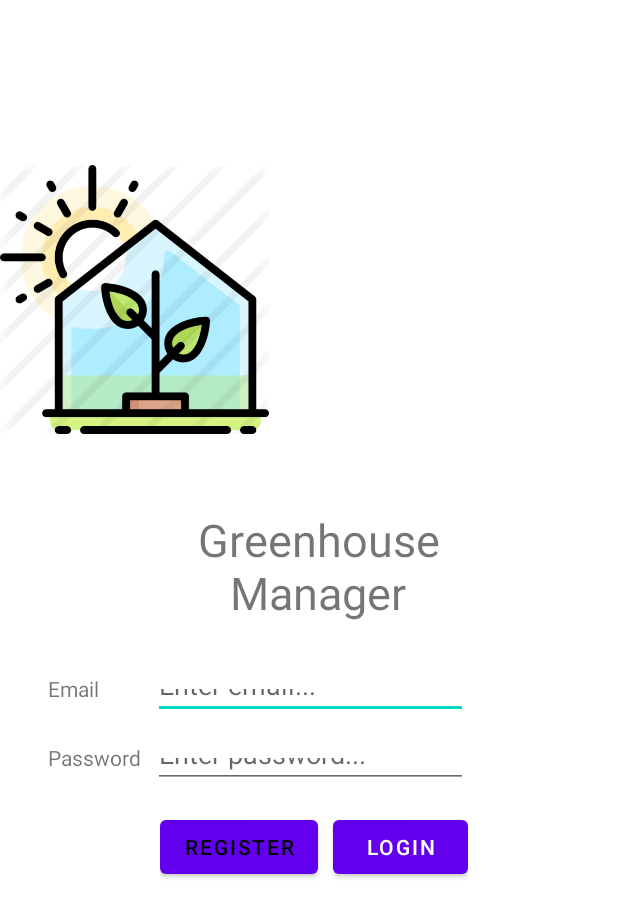
After one commit to hennyg2001/SEP4-Greenhouse, an Android app: the layout activity_registration.xml on its own in the app's theme, with its tools: preview values and no code run, on a phone screen of 412 x 824 dp. The commit adds this screen. Shown: the top 917 px of the screen. Run offline under Robolectric (Android 15) with nearby library versions, the phone set to English and light mode, and no system bars.

Commit message:
New Firebase Classes 4

```diff
--- a/app/src/main/java/com/example/sep4_greenhouseapp/MainActivity.java
+++ b/app/src/main/java/com/example/sep4_greenhouseapp/MainActivity.java
@@ -4,9 +4,6 @@ import androidx.appcompat.app.AppCompatActivity;
 
 import android.os.Bundle;
 import android.widget.TextView;
-
-import com.google.firebase.auth.FirebaseAuth;
-import com.google.firebase.auth.FirebaseUser;
 
 public class MainActivity extends AppCompatActivity {
 
@@ -15,7 +12,7 @@ public class MainActivity extends AppCompatActivity {
     @Override
     protected void onCreate(Bundle savedInstanceState) {
         super.onCreate(savedInstanceState);
-        setContentView(R.layout.login);
+        setContentView(R.layout.activity_login);
 
         // initialising all views through id defined above
         loginSuccess = findViewById(R.id.ls);
--- a/app/src/main/java/com/example/sep4_greenhouseapp/authentication/LoginActivity.java
+++ b/app/src/main/java/com/example/sep4_greenhouseapp/authentication/LoginActivity.java
@@ -28,7 +28,7 @@ public class LoginActivity extends AppCompatActivity {
     protected void onCreate(Bundle savedInstanceState)
     {
         super.onCreate(savedInstanceState);
-        setContentView(R.layout.login);
+        setContentView(R.layout.activity_login);
         // taking instance of FirebaseAuth
         mAuth = FirebaseAuth.getInstance();
 
--- a/app/src/main/java/com/example/sep4_greenhouseapp/authentication/RegistrationActivity.java
+++ b/app/src/main/java/com/example/sep4_greenhouseapp/authentication/RegistrationActivity.java
@@ -28,7 +28,7 @@ public class RegistrationActivity extends AppCompatActivity {
     protected void onCreate(Bundle savedInstanceState)
     {
         super.onCreate(savedInstanceState);
-        setContentView(R.layout.login);
+        setContentView(R.layout.activity_registration);
 
         // taking FirebaseAuth instance
         mAuth = FirebaseAuth.getInstance();
--- a/app/src/main/res/layout/login.xml
+++ b/app/src/main/res/layout/activity_login.xml
@@ -4,7 +4,7 @@
     xmlns:tools="http://schemas.android.com/tools"
     android:layout_width="match_parent"
     android:layout_height="match_parent"
-    tools:context=".MainActivity">
+    tools:context=".authentication.LoginActivity">
 
     <ImageView
         android:id="@+id/imageView"
@@ -13,6 +13,7 @@
         app:srcCompat="@drawable/clipart763142"
         tools:layout_editor_absoluteX="110dp"
         app:layout_constraintTop_toTopOf="parent"
+        app:layout_constraintStart_toStartOf="parent"
         android:layout_marginTop="60dp"/>
 
     <TextView
@@ -39,7 +40,7 @@
         <TextView
             android:layout_width="70dp"
             android:layout_height="match_parent"
-            android:text="Username"
+            android:text="Email"
             app:layout_constraintBottom_toBottomOf="parent"
             app:layout_constraintHorizontal_bias="0.155"
             app:layout_constraintLeft_toLeftOf="parent"
--- /dev/null
+++ b/app/src/main/res/layout/activity_registration.xml
@@ -0,0 +1,112 @@
+<?xml version="1.0" encoding="utf-8"?>
+<androidx.constraintlayout.widget.ConstraintLayout xmlns:android="http://schemas.android.com/apk/res/android"
+    xmlns:app="http://schemas.android.com/apk/res-auto"
+    xmlns:tools="http://schemas.android.com/tools"
+    android:layout_width="match_parent"
+    android:layout_height="match_parent"
+    tools:context=".authentication.RegistrationActivity">
+
+    <ImageView
+        android:id="@+id/imageView"
+        android:layout_width="179dp"
+        android:layout_height="279dp"
+        app:srcCompat="@drawable/clipart763142"
+        tools:layout_editor_absoluteX="110dp"
+        app:layout_constraintTop_toTopOf="parent"
+        app:layout_constraintStart_toStartOf="parent"
+        android:layout_marginTop="60dp"/>
+
+    <TextView
+        android:id="@+id/title"
+        android:layout_width="200dp"
+        android:layout_height="80dp"
+        android:text="Greenhouse Manager"
+        android:textAlignment="center"
+        android:textSize="30dp"
+        app:layout_constraintTop_toBottomOf="@id/imageView"
+        app:layout_constraintEnd_toEndOf="@id/emailLayout"/>
+
+    <LinearLayout
+        android:id="@+id/emailLayout"
+        android:layout_width="280dp"
+        android:layout_height="30dp"
+        android:layout_marginStart="32dp"
+        android:layout_marginBottom="16dp"
+        app:layout_constraintTop_toBottomOf="@id/title"
+        app:layout_constraintBottom_toTopOf="@id/passwordLayout"
+        app:layout_constraintStart_toStartOf="parent"
+        android:layout_marginTop="30dp">
+
+        <TextView
+            android:layout_width="70dp"
+            android:layout_height="match_parent"
+            android:text="Email"
+            app:layout_constraintBottom_toBottomOf="parent"
+            app:layout_constraintHorizontal_bias="0.155"
+            app:layout_constraintLeft_toLeftOf="parent"
+            app:layout_constraintRight_toRightOf="parent"
+            app:layout_constraintTop_toTopOf="parent"
+            app:layout_constraintVertical_bias="0.365" />
+
+        <EditText
+            android:id="@+id/email"
+            android:layout_width="210dp"
+            android:layout_height="wrap_content"
+            android:hint="Enter email..."
+            tools:layout_editor_absoluteX="119dp"
+            tools:layout_editor_absoluteY="261dp"/>
+
+    </LinearLayout>
+
+    <LinearLayout
+        android:id="@+id/passwordLayout"
+        android:layout_width="280dp"
+        android:layout_height="30dp"
+        android:layout_marginStart="32dp"
+        app:layout_constraintBottom_toTopOf="@id/loginButtons"
+        app:layout_constraintStart_toStartOf="parent">
+
+        <TextView
+            android:layout_width="70dp"
+            android:layout_height="match_parent"
+            android:text="Password"
+            app:layout_constraintBottom_toBottomOf="parent"
+            app:layout_constraintLeft_toLeftOf="parent"
+            app:layout_constraintRight_toRightOf="parent" />
+
+        <EditText
+            android:id="@+id/password"
+            android:layout_width="210dp"
+            android:layout_height="wrap_content"
+            android:hint="Enter password..."
+            tools:layout_editor_absoluteX="119dp"
+            tools:layout_editor_absoluteY="261dp"/>
+
+    </LinearLayout>
+
+    <LinearLayout
+        android:id="@+id/loginButtons"
+        android:layout_width="wrap_content"
+        android:layout_height="wrap_content"
+        app:layout_constraintTop_toBottomOf="@id/passwordLayout"
+        app:layout_constraintEnd_toEndOf="@id/passwordLayout"
+        android:layout_marginTop="15dp">
+
+        <Button
+            android:id="@+id/registerButton"
+            android:layout_width="wrap_content"
+            android:layout_height="wrap_content"
+            android:text="Register"
+            android:textColor="@color/black"
+            android:layout_marginEnd="10dp"/>
+
+        <Button
+            android:id="@+id/loginButton"
+            android:layout_width="90dp"
+            android:layout_height="wrap_content"
+            android:text="Login"
+            app:layout_constraintTop_toBottomOf="@id/password" />
+
+    </LinearLayout>
+
+</androidx.constraintlayout.widget.ConstraintLayout>
```
